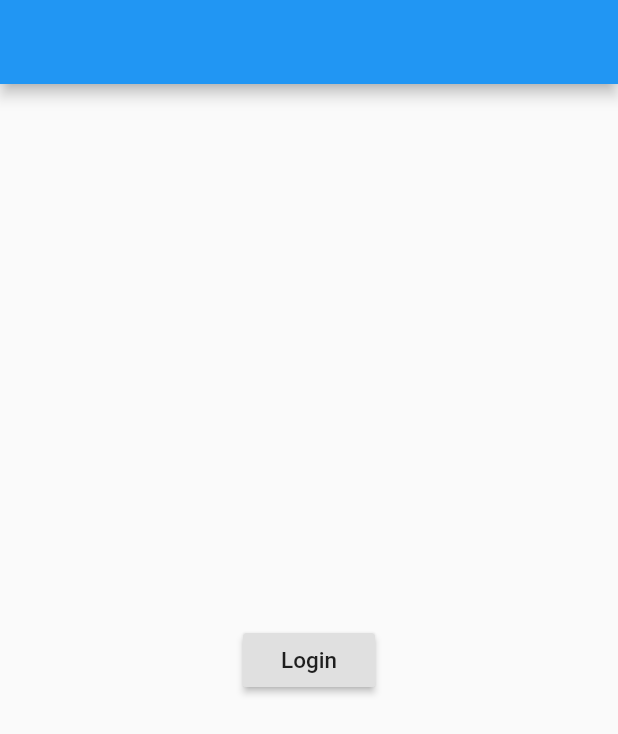
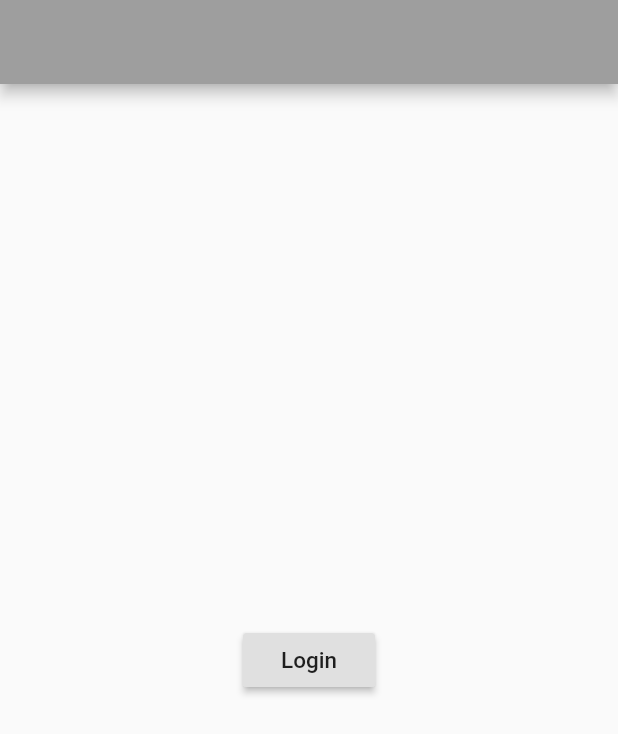
Before and after one commit to takuchalle/flutter_auth_sample, a Flutter app: the screen it shows after launch, on a phone screen of 412 x 824 dp. Shown: the top 734 px of the screen. Run offline on Flutter 3.47's test engine with Material 2 defaults, Android fonts, the phone set to English and light mode, and no system bars; our stand-ins replace cloud_firestore, firebase_auth; missing offline and left inert: firestore_ref, subscription_holder; accounts and stored records are empty.

Commit message:
Add Darkmode

```diff
--- a/lib/app.dart
+++ b/lib/app.dart
@@ -22,9 +22,10 @@ class App extends StatelessWidget {
         Locale('ja', ''),
       ],
       title: 'Flutter Demo',
-      theme: ThemeData(
-        primarySwatch: Colors.blue,
-      ),
+      theme:
+          ThemeData(primarySwatch: Colors.grey, brightness: Brightness.light),
+      darkTheme:
+          ThemeData(primarySwatch: Colors.grey, brightness: Brightness.dark),
       home: const RootPage(),
       onGenerateRoute: Provider.of<Router>(context).onGenerateRoute,
     );
```
